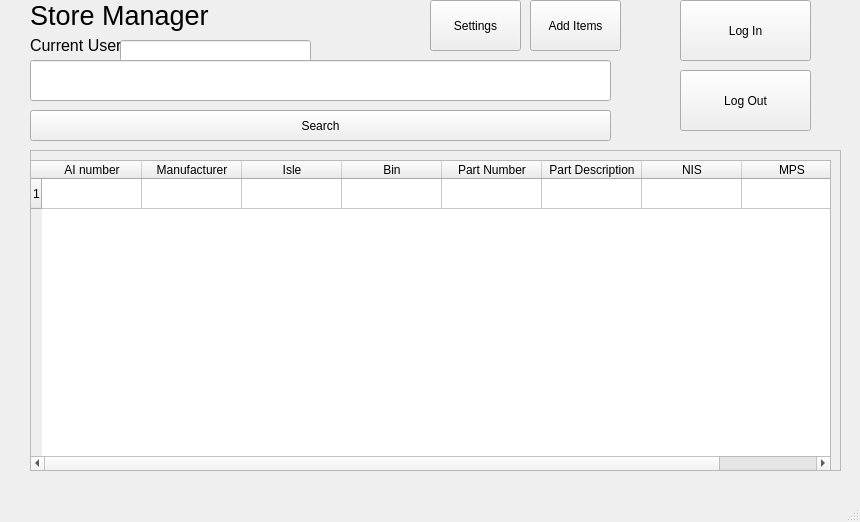
First picture: the form in mainwindow.ui, repository Varyk32/inv-management, before the edit.
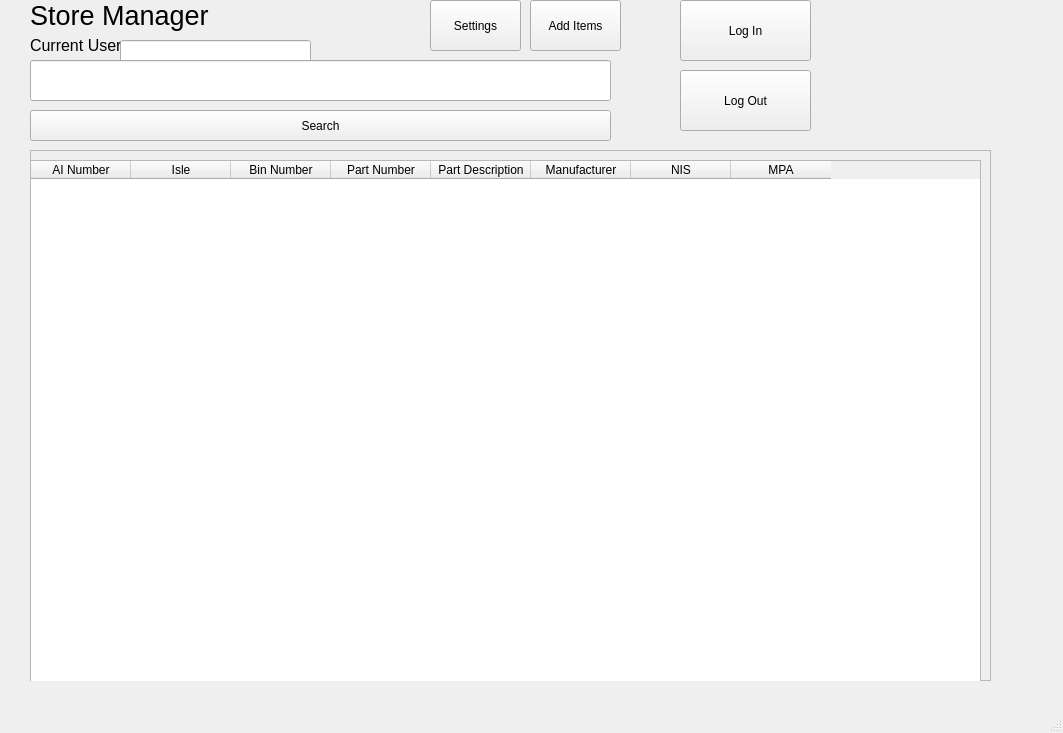
Second picture: the form after the edit.

What changed in the file:
```diff
--- a/mainwindow.ui
+++ b/mainwindow.ui
@@ -6,8 +6,8 @@
    <rect>
     <x>0</x>
     <y>0</y>
-    <width>860</width>
-    <height>522</height>
+    <width>1063</width>
+    <height>733</height>
    </rect>
   </property>
   <property name="windowTitle">
@@ -84,8 +84,8 @@
      <rect>
       <x>30</x>
       <y>150</y>
-      <width>811</width>
-      <height>321</height>
+      <width>961</width>
+      <height>531</height>
      </rect>
     </property>
     <property name="frameShape">
@@ -99,19 +99,13 @@
       <rect>
        <x>0</x>
        <y>10</y>
-       <width>801</width>
-       <height>311</height>
+       <width>951</width>
+       <height>531</height>
       </rect>
      </property>
-     <row/>
      <column>
       <property name="text">
-       <string>AI number</string>
-      </property>
-     </column>
-     <column>
-      <property name="text">
-       <string>Manufacturer</string>
+       <string>AI Number</string>
       </property>
      </column>
      <column>
@@ -121,7 +115,7 @@
      </column>
      <column>
       <property name="text">
-       <string>Bin</string>
+       <string>Bin Number</string>
       </property>
      </column>
      <column>
@@ -134,6 +128,11 @@
        <string>Part Description</string>
       </property>
      </column>
+     <column>
+      <property name="text">
+       <string>Manufacturer</string>
+      </property>
+     </column>
      <column>
       <property name="text">
        <string>NIS</string>
@@ -141,74 +140,9 @@
      </column>
      <column>
       <property name="text">
-       <string>MPS</string>
+       <string>MPA</string>
       </property>
      </column>
-     <item row="0" column="0">
-      <property name="font">
-       <font>
-        <bold>true</bold>
-       </font>
-      </property>
-      <property name="flags">
-       <set>ItemIsSelectable|ItemIsDragEnabled|ItemIsDropEnabled|ItemIsUserCheckable|ItemIsEnabled</set>
-      </property>
-     </item>
-     <item row="0" column="1">
-      <property name="flags">
-       <set>ItemIsSelectable|ItemIsDragEnabled|ItemIsDropEnabled|ItemIsUserCheckable|ItemIsEnabled</set>
-      </property>
-     </item>
-     <item row="0" column="2">
-      <property name="flags">
-       <set>ItemIsSelectable|ItemIsDragEnabled|ItemIsDropEnabled|ItemIsUserCheckable|ItemIsEnabled</set>
-      </property>
-     </item>
-     <item row="0" column="3">
-      <property name="flags">
-       <set>ItemIsSelectable|ItemIsDragEnabled|ItemIsDropEnabled|ItemIsUserCheckable|ItemIsEnabled</set>
-      </property>
-     </item>
-     <item row="0" column="4">
-      <property name="font">
-       <font>
-        <bold>true</bold>
-       </font>
-      </property>
-      <property name="flags">
-       <set>ItemIsSelectable|ItemIsDragEnabled|ItemIsDropEnabled|ItemIsUserCheckable|ItemIsEnabled</set>
-      </property>
-     </item>
-     <item row="0" column="5">
-      <property name="font">
-       <font>
-        <bold>true</bold>
-       </font>
-      </property>
-      <property name="flags">
-       <set>ItemIsSelectable|ItemIsDragEnabled|ItemIsDropEnabled|ItemIsUserCheckable|ItemIsEnabled</set>
-      </property>
-     </item>
-     <item row="0" column="6">
-      <property name="font">
-       <font>
-        <bold>true</bold>
-       </font>
-      </property>
-      <property name="flags">
-       <set>ItemIsSelectable|ItemIsDragEnabled|ItemIsDropEnabled|ItemIsUserCheckable|ItemIsEnabled</set>
-      </property>
-     </item>
-     <item row="0" column="7">
-      <property name="font">
-       <font>
-        <bold>true</bold>
-       </font>
-      </property>
-      <property name="flags">
-       <set>ItemIsSelectable|ItemIsDragEnabled|ItemIsDropEnabled|ItemIsUserCheckable|ItemIsEnabled</set>
-      </property>
-     </item>
     </widget>
    </widget>
    <widget class="QLineEdit" name="leSearchBar">
```
Left out of the diff: 2 changed lines with no effect on the pictures.
